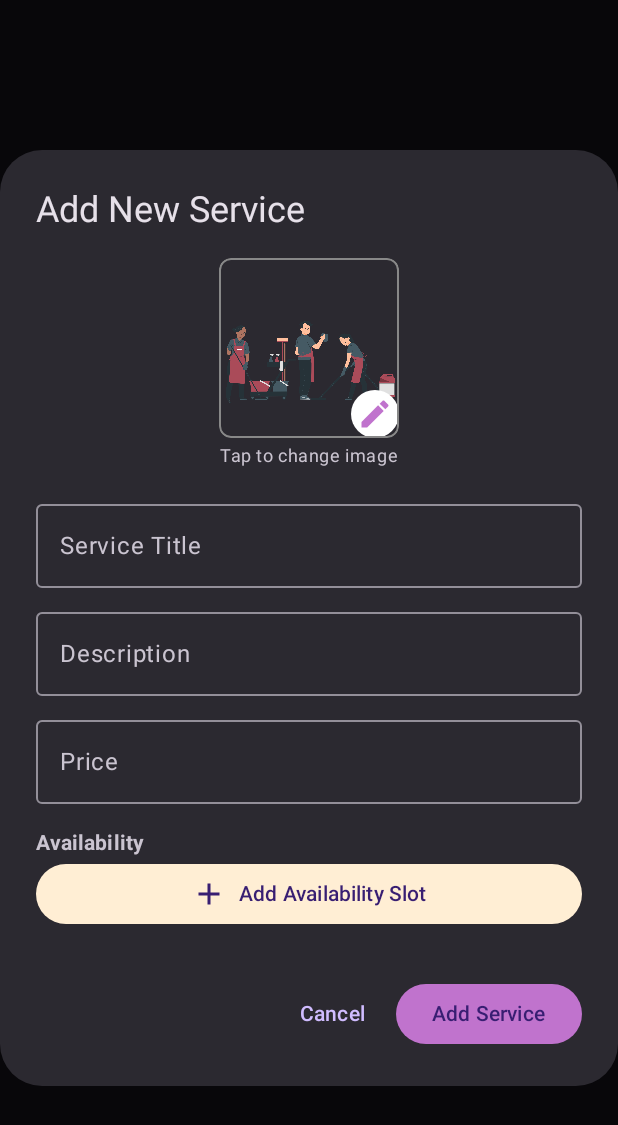
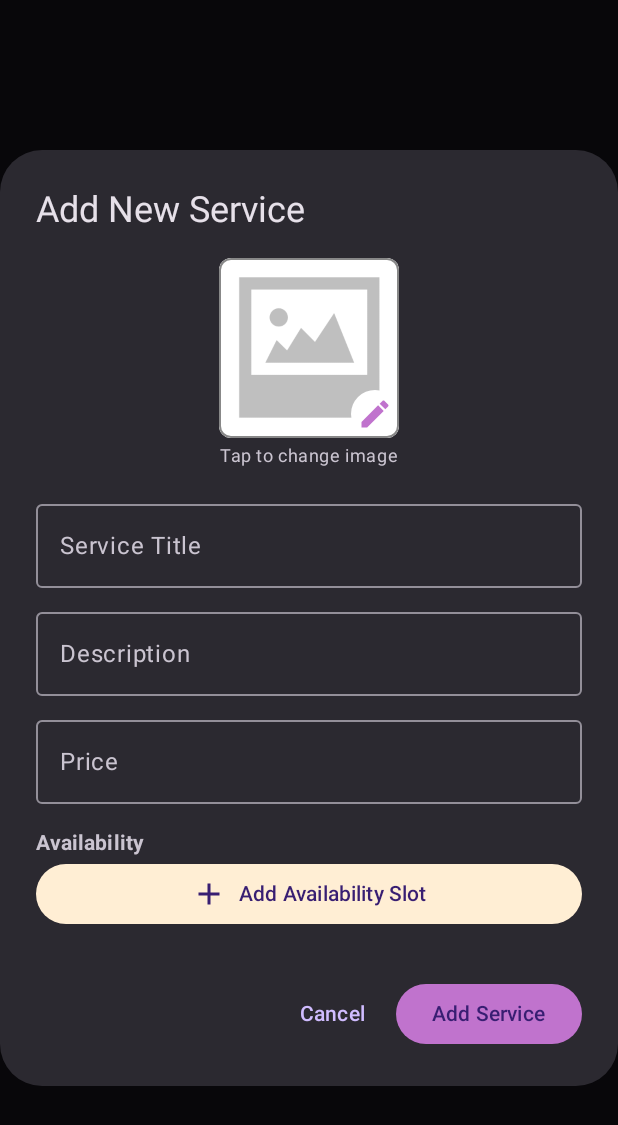
Before and after one commit to noomenehajer/ParentPath, an Android app built with Jetpack Compose: the composable AddEditServiceDialog called with empty values, on a phone screen of 412 x 824 dp. Shown: the top 1125 px of the screen. Run offline under Robolectric (Android 15) with nearby library versions, the phone set to English and light mode, and no system bars.

Commit message:
final version

```diff
--- a/app/src/main/java/com/androidlead/parentpath/ui/screen/service/AddServiceScreen.kt
+++ b/app/src/main/java/com/androidlead/parentpath/ui/screen/service/AddServiceScreen.kt
@@ -248,7 +248,7 @@ private fun AddEditServiceDialog(
     var description by remember { mutableStateOf(service?.description ?: "") }
     var price by remember { mutableStateOf(service?.price ?: "") }
  //   var category by remember { mutableStateOf(service?.category ?: "") }
-    var selectedImage by remember { mutableStateOf(service?.imageRes ?: R.drawable.cleaning) }
+    var selectedImage by remember { mutableStateOf(service?.imageRes ?: R.drawable.im) }
     var availabilities by remember { mutableStateOf(service?.availabilities ?: emptyList()) }
 
     // Date and Time Picker states
```
Also changed, not shown: app/src/main/res/drawable/im.png (added).
